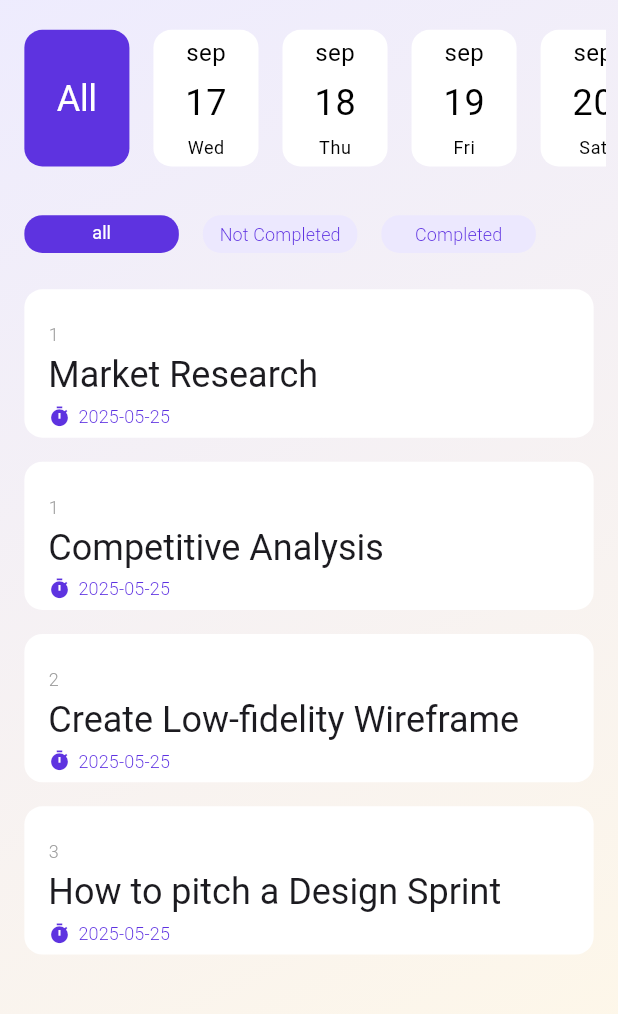
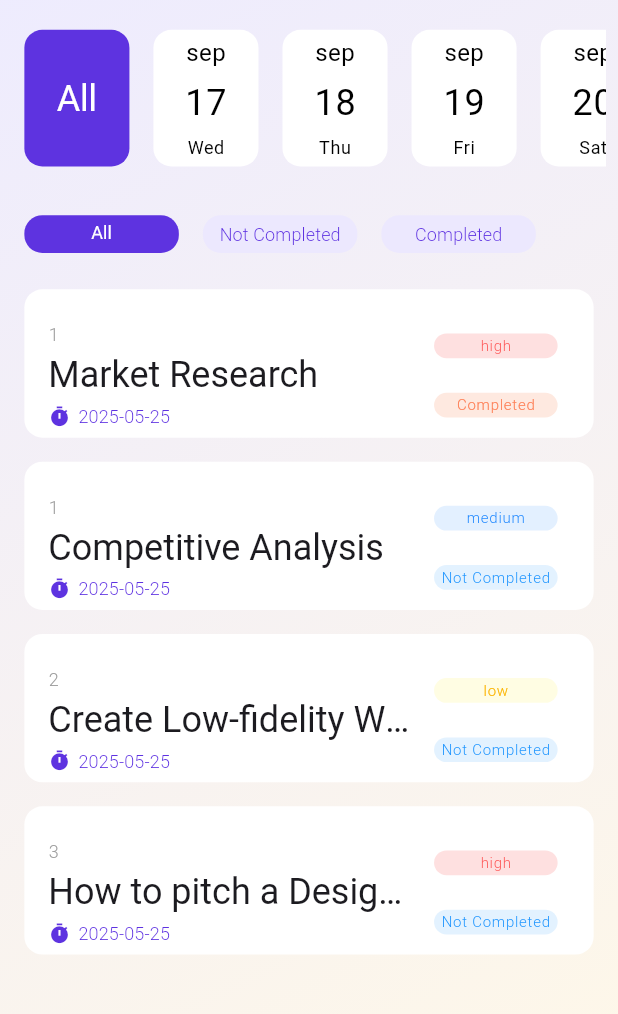
Before and after one commit to AbdElrhmanRezq/todo_osolutions, a Flutter app: the screen it shows after launch, on a phone screen of 412 x 824 dp, the part 72-1086 px from its top. Run offline on Flutter 3.47's test engine with Material 3 defaults, Android fonts, the phone set to English and light mode, and no system bars; our stand-ins replace flutter_dotenv, flutter_riverpod; Roboto replaces fonts that are missing (Viga).

Commit message:
Add priority and timestamps to TaskModel
Extended TaskModel with id, priority, createdAt, and updatedAt fields. Updated sample tasks in HomeScreen to include these new fields and improved UI to display priority and completion status with color indicators.

```diff
--- a/lib/models/task_model.dart
+++ b/lib/models/task_model.dart
@@ -1,57 +1,81 @@
 class TaskModel {
+  int? id;
   String title;
   String? description;
+  String? priority;
   int categoryId;
   String? dueDate;
   bool completed;
   String? imageUrl;
+  String? createdAt;
+  String? updatedAt;
 
   TaskModel({
+    this.id,
     required this.title,
     this.description,
+    this.priority,
     required this.categoryId,
     this.dueDate,
     this.completed = false,
     this.imageUrl,
+    this.createdAt,
+    this.updatedAt,
   });
 
   TaskModel copyWith({
+    int? id,
     String? title,
     String? description,
+    String? priority,
     int? categoryId,
     String? dueDate,
     bool? completed,
     String? imageUrl,
+    String? createdAt,
+    String? updatedAt,
   }) {
     return TaskModel(
+      id: id ?? this.id,
       title: title ?? this.title,
       description: description ?? this.description,
+      priority: priority ?? this.priority,
       categoryId: categoryId ?? this.categoryId,
       dueDate: dueDate ?? this.dueDate,
       completed: completed ?? this.completed,
       imageUrl: imageUrl ?? this.imageUrl,
+      createdAt: createdAt ?? this.createdAt,
+      updatedAt: updatedAt ?? this.updatedAt,
     );
   }
 
   Map<String, dynamic> toJson() {
     return {
+      'id': id,
       'title': title,
       'description': description,
+      'priority': priority,
       'category_id': categoryId,
       'due_date': dueDate,
       'completed': completed,
       'image_url': imageUrl,
+      'created_at': createdAt,
+      'updated_at': updatedAt,
     };
   }
 
   factory TaskModel.fromJson(Map<String, dynamic> json) {
     return TaskModel(
+      id: json['id'] as int?,
       title: json['title'] as String,
       description: json['description'] as String?,
+      priority: json['priority'] as String?,
       categoryId: json['category_id'] as int,
-      dueDate: json['due_date'] ?? " ",
+      dueDate: json['due_date'] as String?,
       completed: json['completed'] as bool? ?? false,
       imageUrl: json['image_url'] as String?,
+      createdAt: json['created_at'] as String?,
+      updatedAt: json['updated_at'] as String?,
     );
   }
 }
--- a/lib/views/home_screen.dart
+++ b/lib/views/home_screen.dart
@@ -13,41 +13,57 @@ class HomeScreen extends StatefulWidget {
 
 class _HomeScreenState extends State<HomeScreen> {
   int currentSelected = 0;
-  String currentType = 'all';
+  String currentType = 'All';
   final service = ApiService();
 
   List<TaskModel> tasks = [
     TaskModel(
+      id: 1,
       title: "Market Research",
       description: "Grocery shopping app design",
+      priority: "high",
       categoryId: 1,
       dueDate: "2025-05-25",
       completed: true,
-      imageUrl: null,
+      imageUrl: "https://picsum.photos/400/300?random=101&grayscale",
+      createdAt: "2025-05-20T09:00:00Z",
+      updatedAt: "2025-05-21T09:00:00Z",
     ),
     TaskModel(
+      id: 2,
       title: "Competitive Analysis",
       description: "Grocery shopping app design",
+      priority: "medium",
       categoryId: 1,
       dueDate: "2025-05-25",
       completed: false,
-      imageUrl: null,
+      imageUrl: "https://picsum.photos/400/300?random=102&grayscale",
+      createdAt: "2025-05-20T10:00:00Z",
+      updatedAt: "2025-05-21T10:00:00Z",
     ),
     TaskModel(
+      id: 3,
       title: "Create Low-fidelity Wireframe",
       description: "Uber Eats redesign challenge",
+      priority: "low",
       categoryId: 2,
       dueDate: "2025-05-25",
       completed: false,
-      imageUrl: null,
+      imageUrl: "https://picsum.photos/400/300?random=103&grayscale",
+      createdAt: "2025-05-20T11:00:00Z",
+      updatedAt: "2025-05-21T11:00:00Z",
     ),
     TaskModel(
+      id: 4,
       title: "How to pitch a Design Sprint",
       description: "About design sprint",
+      priority: "high",
       categoryId: 3,
       dueDate: "2025-05-25",
       completed: false,
-      imageUrl: null,
+      imageUrl: "https://picsum.photos/400/300?random=104&grayscale",
+      createdAt: "2025-05-20T12:00:00Z",
+      updatedAt: "2025-05-21T12:00:00Z",
     ),
   ];
 
@@ -114,7 +130,7 @@ class _HomeScreenState extends State<HomeScreen> {
                         return Padding(
                           padding: const EdgeInsets.all(8.0),
                           child: index == 0
-                              ? _typeCardBuilder('all', width, theme)
+                              ? _typeCardBuilder('All', width, theme)
                               : index == 1
                               ? _typeCardBuilder('Not Completed', width, theme)
                               : _typeCardBuilder('Completed', width, theme),
@@ -158,6 +174,7 @@ class _HomeScreenState extends State<HomeScreen> {
   ) {
     return Container(
       height: height * 0.12,
+      width: width * 0.6,
       decoration: BoxDecoration(
         color: theme.scaffoldBackgroundColor,
         borderRadius: BorderRadius.circular(12),
@@ -173,16 +190,75 @@ class _HomeScreenState extends State<HomeScreen> {
                 task.categoryId.toString(),
                 style: theme.textTheme.labelSmall,
               ),
-              Text(task.title, style: theme.textTheme.headlineSmall),
+              Text(
+                task.title,
+                style: theme.textTheme.headlineSmall,
+                overflow: TextOverflow.ellipsis,
+              ),
               Row(
                 children: [
                   Icon(Icons.timer, color: theme.primaryColor, size: 15),
                   SizedBox(width: 5),
-                  Text(task.dueDate ?? ' ', style: theme.textTheme.titleSmall),
+                  Text(
+                    task.dueDate ?? ' ',
+                    style: theme.textTheme.titleSmall,
+                    overflow: TextOverflow.ellipsis,
+                  ),
                 ],
               ),
             ],
           ),
+        ),
+        trailing: Column(
+          mainAxisAlignment: MainAxisAlignment.spaceBetween,
+          children: [
+            Container(
+              width: width * 0.2,
+              height: height * 0.02,
+              decoration: BoxDecoration(
+                color: task.priority == 'high'
+                    ? Color.fromARGB(255, 254, 224, 224)
+                    : task.priority == 'low'
+                    ? Color.fromARGB(255, 255, 253, 227)
+                    : Color.fromARGB(255, 227, 240, 255),
+                borderRadius: BorderRadius.circular(12),
+              ),
+              child: Center(
+                child: Text(
+                  task.priority ?? ' ',
+                  style: TextStyle(
+                    color: task.priority == 'high'
+                        ? Color.fromARGB(255, 254, 88, 88)
+                        : task.priority == 'low'
+                        ? Color.fromARGB(255, 252, 180, 0)
+                        : Color.fromARGB(255, 30, 135, 255),
+                    fontSize: 10,
+                  ),
+                ),
+              ),
+            ),
+            Container(
+              width: width * 0.2,
+              height: height * 0.02,
+              decoration: BoxDecoration(
+                color: task.completed == true
+                    ? Color(0xfffee9e0)
+                    : Color(0xffe3f2ff),
+                borderRadius: BorderRadius.circular(12),
+              ),
+              child: Center(
+                child: Text(
+                  task.completed == true ? "Completed" : "Not Completed",
+                  style: TextStyle(
+                    color: task.completed == true
+                        ? Color(0xfffe8158)
+                        : Color(0xff1e95ff),
+                    fontSize: 10,
+                  ),
+                ),
+              ),
+            ),
+          ],
         ),
       ),
     );
```
